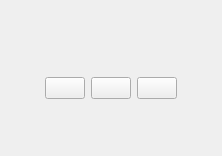
Qt form ui/counter.ui (noname043/Multitimer) before a commit.
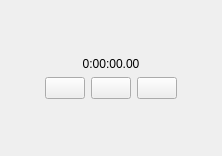
The same form after that commit.

Commit message: Stopwatch mode added.

Diff of the .ui file:
```diff
--- a/ui/counter.ui
+++ b/ui/counter.ui
@@ -32,7 +32,10 @@
      <item>
       <widget class="QLabel" name="counterLabel">
        <property name="text">
-        <string/>
+        <string>0:00:00.00</string>
+       </property>
+       <property name="alignment">
+        <set>Qt::AlignCenter</set>
        </property>
       </widget>
      </item>
```
The commit also changes 2 other files.
